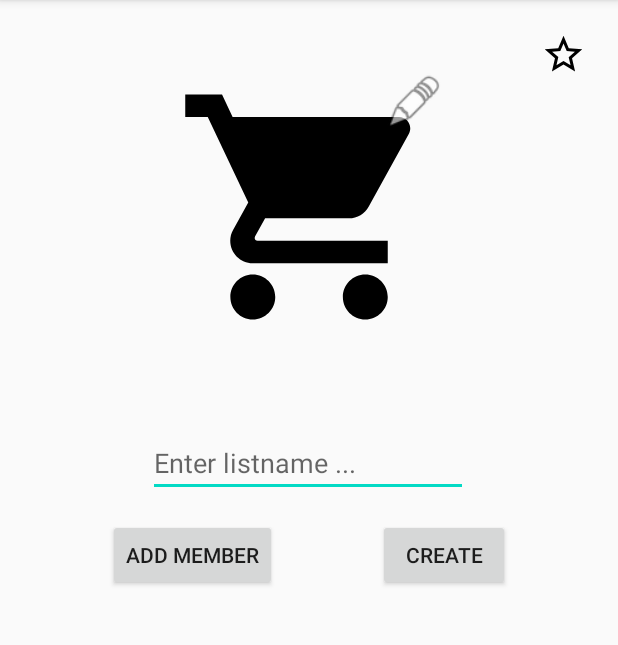
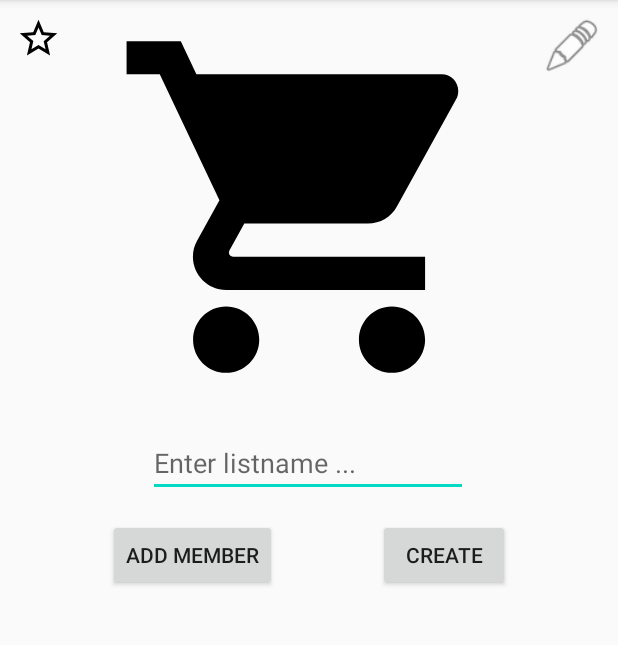
Before and after one commit to dev-damien/ShoppingList, an Android app: the AddNewListActivity screen opened directly, with no data from a screen before it, on a phone screen of 412 x 824 dp, the part 84-729 px from its top. Run offline under Robolectric (Android 15) with nearby library versions, the phone set to English and light mode, and no system bars.

Commit message:
Some Xml changes and fixes

```diff
--- a/app/src/main/res/layout/activity_add_new_list.xml
+++ b/app/src/main/res/layout/activity_add_new_list.xml
@@ -1,6 +1,7 @@
 <?xml version="1.0" encoding="utf-8"?>
 <androidx.constraintlayout.widget.ConstraintLayout xmlns:android="http://schemas.android.com/apk/res/android"
     xmlns:app="http://schemas.android.com/apk/res-auto"
+    xmlns:tools="http://schemas.android.com/tools"
     android:layout_width="match_parent"
     android:layout_height="match_parent"
     android:padding="5dp">
@@ -30,8 +31,8 @@
 
     <ImageView
         android:id="@+id/ivAddNewList_icon"
-        android:layout_width="180dp"
-        android:layout_height="180dp"
+        android:layout_width="0dp"
+        android:layout_height="0dp"
         android:contentDescription="@string/add_new_list_icon_description"
         app:layout_constraintBottom_toTopOf="@+id/guideline8"
         app:layout_constraintEnd_toEndOf="parent"
@@ -44,8 +45,10 @@
         android:id="@+id/ivAddNewList_editIcon"
         android:layout_width="40dp"
         android:layout_height="40dp"
+        android:layout_marginTop="5dp"
+        android:layout_marginEnd="5dp"
         android:contentDescription="@string/add_new_list_edit_icon_description"
-        app:layout_constraintEnd_toEndOf="@+id/ivAddNewList_icon"
+        app:layout_constraintEnd_toEndOf="parent"
         app:layout_constraintTop_toTopOf="@+id/ivAddNewList_icon"
         app:srcCompat="@android:drawable/ic_menu_edit" />
 
@@ -53,10 +56,10 @@
         android:id="@+id/ivAddNewList_isFav"
         android:layout_width="30dp"
         android:layout_height="30dp"
-        android:layout_marginTop="16dp"
-        android:layout_marginEnd="16dp"
+        android:layout_marginStart="5dp"
+        android:layout_marginTop="5dp"
         android:contentDescription="@string/lists_image_fav_description"
-        app:layout_constraintEnd_toEndOf="parent"
+        app:layout_constraintStart_toStartOf="parent"
         app:layout_constraintTop_toTopOf="parent"
         app:srcCompat="@drawable/ic_friends_star_border" />
 
--- a/app/src/main/res/layout/rv_item.xml
+++ b/app/src/main/res/layout/rv_item.xml
@@ -11,6 +11,8 @@
         android:layout_width="0dp"
         android:layout_height="0dp"
         android:gravity="start|center_vertical"
+        android:maxLines="2"
+        android:minLines="1"
         android:paddingLeft="5dp"
         android:paddingRight="5dp"
         android:textColor="#000000"
--- a/app/src/main/res/layout/rv_item_bought.xml
+++ b/app/src/main/res/layout/rv_item_bought.xml
@@ -11,6 +11,8 @@
         android:layout_width="0dp"
         android:layout_height="0dp"
         android:gravity="start|center_vertical"
+        android:maxLines="2"
+        android:minLines="1"
         android:paddingLeft="5dp"
         android:paddingRight="5dp"
         android:textColor="#000000"
```
Also changed, not shown: app/src/main/res/layout/rv_friend.xml (+8 -2 lines), app/src/main/res/layout/rv_friend_request.xml (+6 -4 lines), app/src/main/res/layout/rv_list.xml (+7 -1 lines), app/src/main/res/layout/rv_member.xml (+8 -2 lines).
